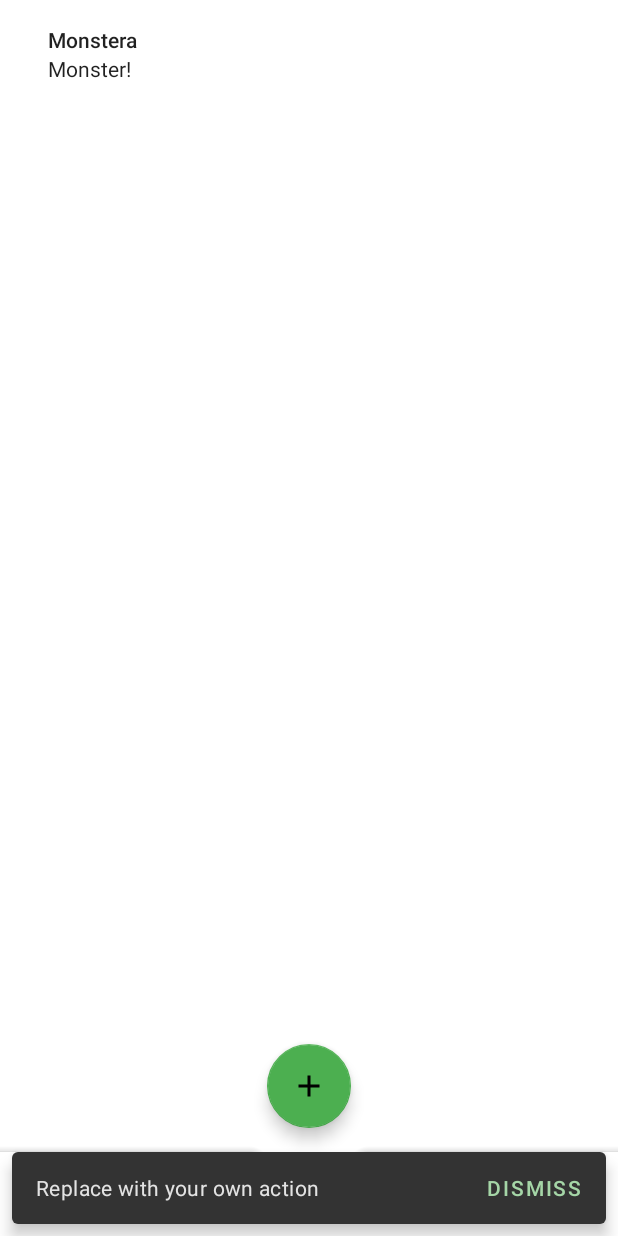
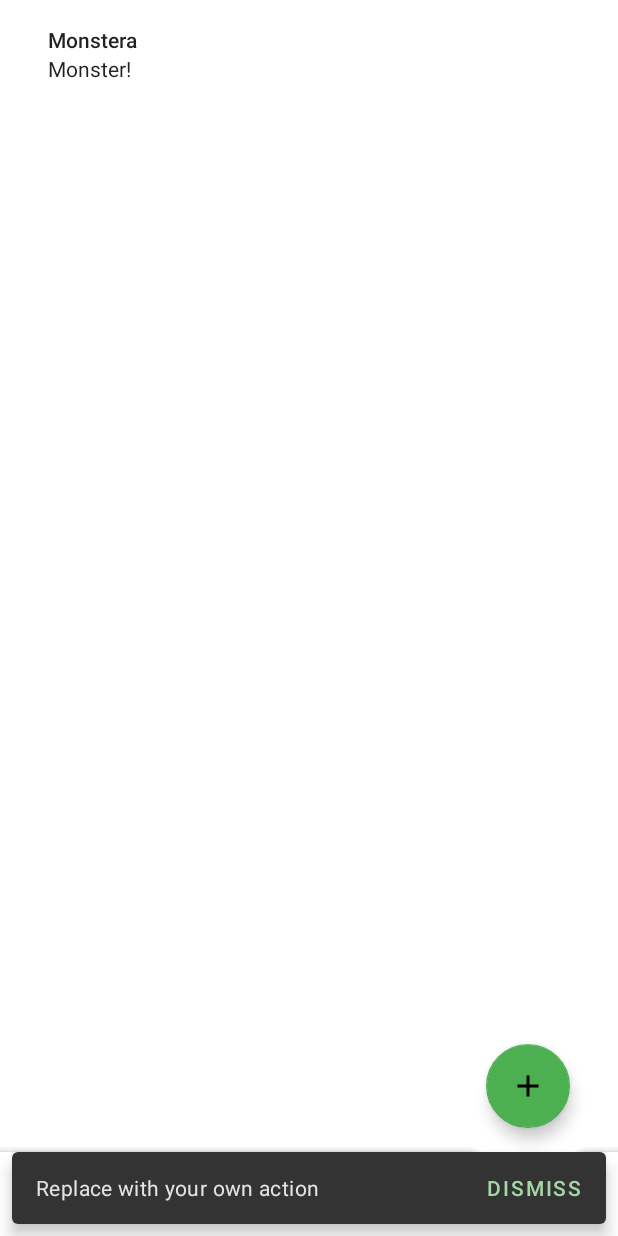
Before and after one commit to dopieralad/flowers, an Android app: the screen it shows after launch (MainActivity), after a tap on an icon or button, on a phone screen of 412 x 824 dp. Run offline under Robolectric (Android 15) with nearby library versions, the phone set to English and light mode, and no system bars; our stand-ins replace Room's generated code.

Commit message:
Move FAB to the end of the Bottom App Bar

```diff
--- a/flowers/src/main/res/layout/main_activity.xml
+++ b/flowers/src/main/res/layout/main_activity.xml
@@ -26,7 +26,8 @@
             android:layout_width="match_parent"
             android:layout_height="wrap_content"
             android:layout_gravity="bottom"
-            app:navigationIcon="@drawable/ic_menu"/>
+            app:navigationIcon="@drawable/ic_menu"
+            app:fabAlignmentMode="end"/>
 
     <com.google.android.material.floatingactionbutton.FloatingActionButton
             android:id="@+id/fab"
```
